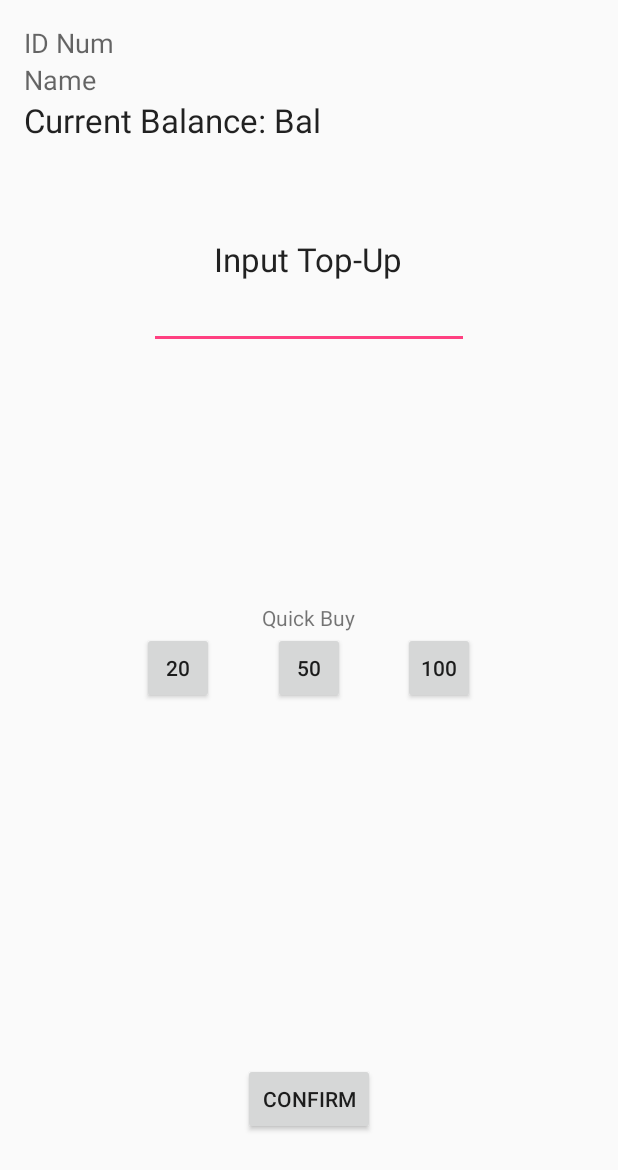
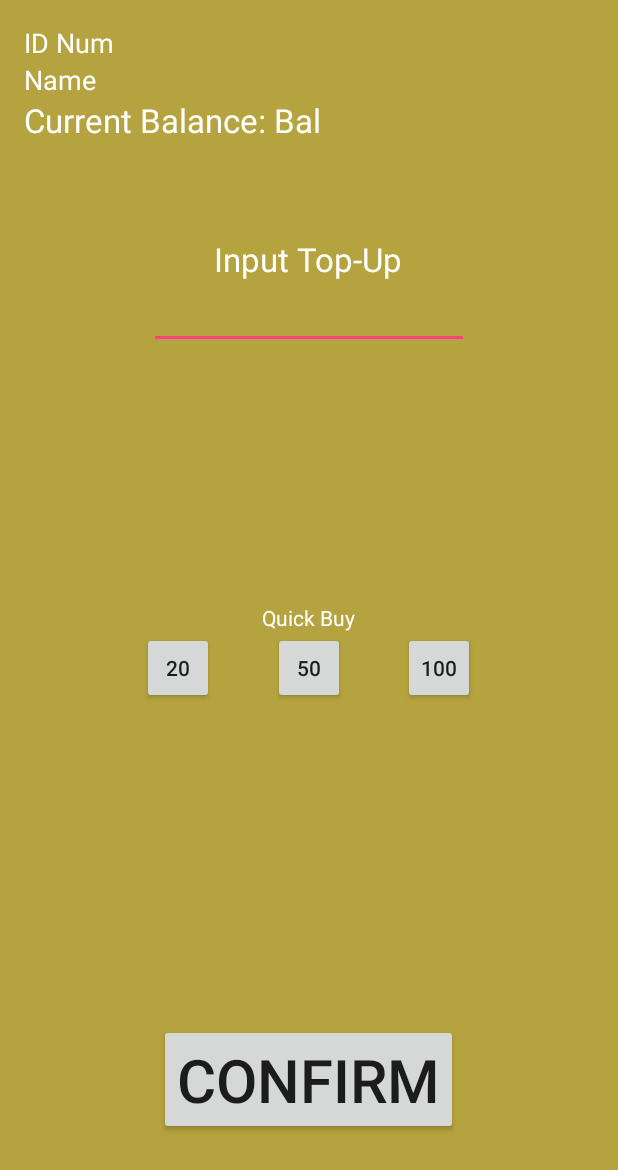
Before and after one commit to seth12619/New-ADMU-Ewallet, an Android app: the layout content_main2.xml on its own in the app's theme, with its tools: preview values and no code run, on a phone screen of 412 x 824 dp. Shown: the top 1170 px of the screen. Run offline under Robolectric (Android 15) with nearby library versions, the phone set to English and light mode, and no system bars.

Commit message:
Done
- ayy lmao

```diff
--- a/Ewallet/app/src/main/java/app/ewallet/MainActivity2.java
+++ b/Ewallet/app/src/main/java/app/ewallet/MainActivity2.java
@@ -255,8 +255,8 @@ public class MainActivity2 extends ActionBarActivity {
             }
         } catch (Exception e)
         {
-            Toast toast = Toast.makeText(this, "WRONG CREDENTIALSS", Toast.LENGTH_SHORT);
-            toast.show();
+            //Toast toast = Toast.makeText(this, "WRONG CREDENTIALSS", Toast.LENGTH_SHORT);
+            //toast.show();
         }
 
     }
--- a/LoadingTerminal/app/src/main/res/layout/content_main2.xml
+++ b/LoadingTerminal/app/src/main/res/layout/content_main2.xml
@@ -7,7 +7,9 @@
     android:paddingTop="@dimen/activity_vertical_margin"
     android:paddingBottom="@dimen/activity_vertical_margin"
     app:layout_behavior="@string/appbar_scrolling_view_behavior"
-    tools:showIn="@layout/activity_main2" tools:context="com.loadingterminal.MainActivity2">
+    tools:showIn="@layout/activity_main2" tools:context="com.loadingterminal.MainActivity2"
+    android:background="#b5a33f"
+   >
 
     <TextView
         android:layout_width="wrap_content"
@@ -17,7 +19,8 @@
         android:id="@+id/tv_idnum"
         android:layout_alignParentTop="true"
         android:layout_alignParentLeft="true"
-        android:layout_alignParentStart="true" />
+        android:layout_alignParentStart="true"
+        android:textColor="#FFFFFF"/>
 
     <TextView
         android:layout_width="wrap_content"
@@ -27,7 +30,8 @@
         android:id="@+id/tv_name"
         android:layout_below="@+id/tv_idnum"
         android:layout_alignParentLeft="true"
-        android:layout_alignParentStart="true" />
+        android:layout_alignParentStart="true"
+        android:textColor="#FFFFFF"/>
 
     <TextView
         android:layout_width="wrap_content"
@@ -37,7 +41,8 @@
         android:id="@+id/textView"
         android:layout_below="@+id/tv_name"
         android:layout_alignParentLeft="true"
-        android:layout_alignParentStart="true" />
+        android:layout_alignParentStart="true"
+        android:textColor="#FFFFFF"/>
 
     <TextView
         android:layout_width="wrap_content"
@@ -47,7 +52,8 @@
         android:id="@+id/tv_bal"
         android:layout_alignTop="@+id/textView"
         android:layout_toRightOf="@+id/textView"
-        android:layout_toEndOf="@+id/textView" />
+        android:layout_toEndOf="@+id/textView"
+        android:textColor="#FFFFFF"/>
 
     <TextView
         android:layout_width="wrap_content"
@@ -57,7 +63,8 @@
         android:id="@+id/textView2"
         android:layout_below="@+id/textView"
         android:layout_centerHorizontal="true"
-        android:layout_marginTop="63dp" />
+        android:layout_marginTop="63dp"
+        android:textColor="#FFFFFF"/>
 
     <EditText
         android:layout_width="wrap_content"
@@ -66,7 +73,8 @@
         android:ems="10"
         android:id="@+id/et_addBal"
         android:layout_below="@+id/textView2"
-        android:layout_centerHorizontal="true" />
+        android:layout_centerHorizontal="true"
+        android:textColor="#FFFFFF"/>
 
     <Button
         android:layout_width="wrap_content"
@@ -76,6 +84,7 @@
         android:layout_alignParentBottom="true"
         android:layout_centerHorizontal="true"
         android:layout_marginBottom="51dp"
+        android:textSize="40dp"
         android:onClick="confirm"/>
 
     <TextView
@@ -85,7 +94,8 @@
         android:text="Quick Buy"
         android:id="@+id/textView3"
         android:layout_centerVertical="true"
-        android:layout_centerHorizontal="true" />
+        android:layout_centerHorizontal="true"
+        android:textColor="#FFFFFF"/>
 
     <Button
         style="?android:attr/buttonStyleSmall"
--- a/LoadingTerminal/app/src/main/res/layout/content_pre.xml
+++ b/LoadingTerminal/app/src/main/res/layout/content_pre.xml
@@ -8,7 +8,8 @@
     android:paddingTop="@dimen/activity_vertical_margin"
     android:paddingBottom="@dimen/activity_vertical_margin"
     app:layout_behavior="@string/appbar_scrolling_view_behavior"
-    tools:showIn="@layout/activity_main2" tools:context="com.loadingterminal.PreActivity">
+    tools:showIn="@layout/activity_main2" tools:context="com.loadingterminal.PreActivity"
+    android:background="#b5a33f">
 
     <TextView
         android:layout_width="wrap_content"
```
Also changed, not shown: Ewallet/app/src/main/res/layout/activity_main2.xml (+6 -5 lines), LoadingTerminal/app/src/main/java/com/loadingterminal/MainActivity.java (+10 -7 lines), LoadingTerminal/app/src/main/res/layout/content_main.xml (+15 -6 lines), LoadingTerminal/app/src/main/res/layout/content_main3.xml (+9 -5 lines).
